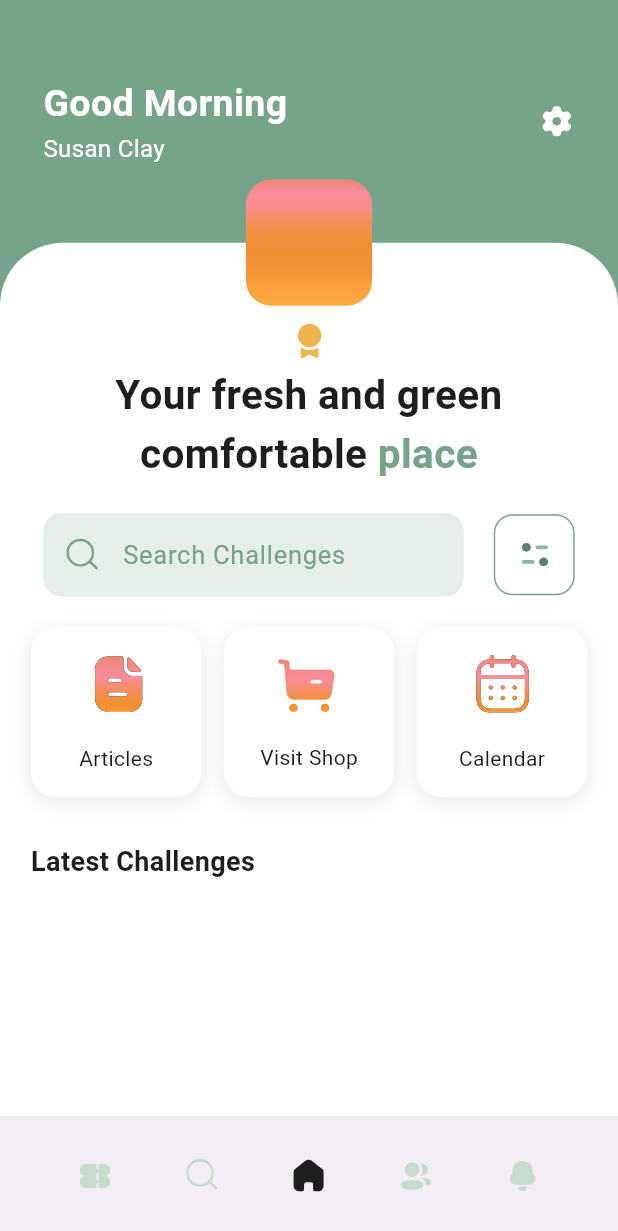
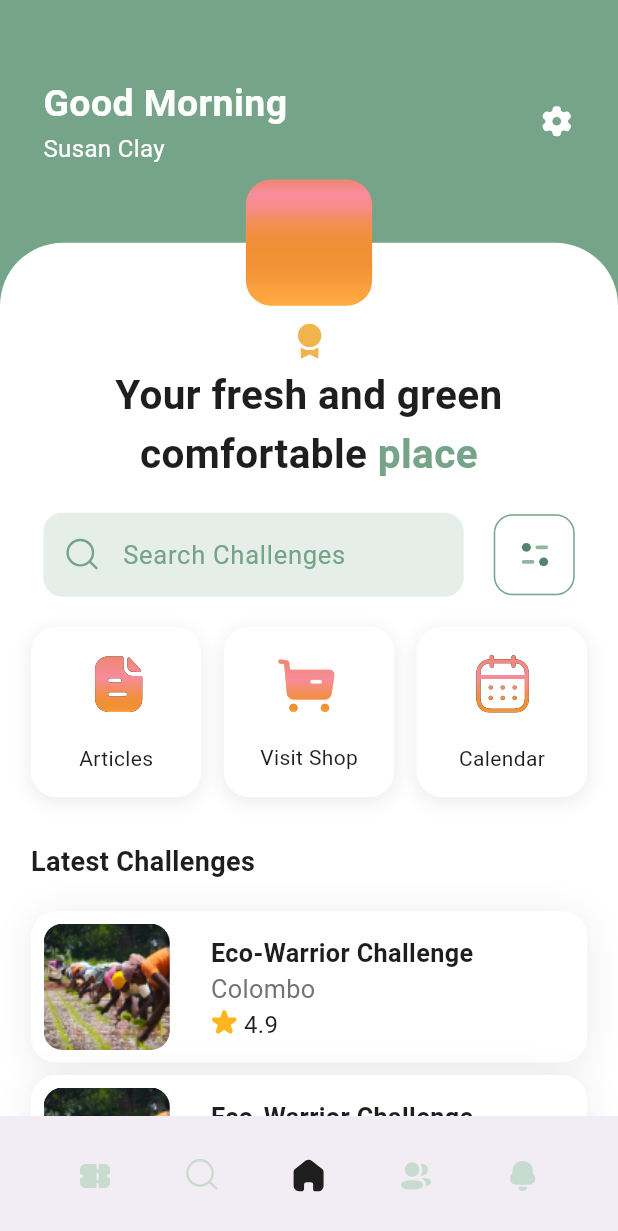
Before and after one commit to vinulays/recychamp, a Flutter app: the screen it shows after launch, on a phone screen of 412 x 824 dp. Shown: the top 1231 px of the screen. Run offline on Flutter 3.47's test engine with Material 3 defaults, Android fonts, the phone set to English and light mode, and no system bars; our stand-ins replace bloc, carousel_slider, dots_indicator, flutter_svg, google_fonts; Roboto replaces fonts that are missing (Almarai).

Commit message:
feat: latest challenges

```diff
--- a/lib/screens/Home/home.dart
+++ b/lib/screens/Home/home.dart
@@ -3,6 +3,7 @@ import "package:flutter_svg/flutter_svg.dart";
 import "package:google_fonts/google_fonts.dart";
 import "package:recychamp/ui/bottom_app_bar.dart";
 import "package:recychamp/ui/home_three_row_button.dart";
+import "package:recychamp/ui/latest_challenges_card.dart";
 
 class Home extends StatefulWidget {
   const Home({super.key});
@@ -116,6 +117,7 @@ class _HomeState extends State<Home> {
                     // * remaining content
                     Container(
                       margin: const EdgeInsets.only(top: 50),
+                      child: SingleChildScrollView(
                         child: Column(
                           children: [
                             SvgPicture.asset(
@@ -179,11 +181,13 @@ class _HomeState extends State<Home> {
                                                 ),
                                               ),
                                               filled: true,
-                                            fillColor: const Color(0xffE6EEEA),
+                                              fillColor:
+                                                  const Color(0xffE6EEEA),
                                               border: OutlineInputBorder(
                                                 borderSide: BorderSide.none,
                                                 borderRadius:
-                                                  BorderRadius.circular(12.62),
+                                                    BorderRadius.circular(
+                                                        12.62),
                                               ),
                                               hintStyle: GoogleFonts.almarai(
                                                 fontSize: 17,
@@ -266,9 +270,20 @@ class _HomeState extends State<Home> {
                                   height: 20,
                                 ),
                                 // * Latest Challenges
+
+                                const Column(
+                                  children: [
+                                    LatestChallengeCard(),
+                                    LatestChallengeCard(),
+                                    LatestChallengeCard(),
+                                    LatestChallengeCard(),
+                                    LatestChallengeCard(),
+                                  ],
+                                ),
                               ],
                             )
                           ],
+                        ),
                       ),
                     ),
                   ],
--- /dev/null
+++ b/lib/ui/latest_challenges_card.dart
@@ -0,0 +1,123 @@
+import 'package:flutter/material.dart';
+import 'package:google_fonts/google_fonts.dart';
+
+class LatestChallengeCard extends StatelessWidget {
+  const LatestChallengeCard({super.key});
+
+  @override
+  Widget build(BuildContext context) {
+    var deviceWidth = MediaQuery.of(context).size.width;
+    return Container(
+      margin: EdgeInsets.only(
+          left: deviceWidth * 0.05,
+          right: deviceWidth * 0.05,
+          bottom: deviceWidth * 0.02),
+      width: double.infinity,
+      height: 100.98,
+      padding: const EdgeInsets.all(8.41),
+      decoration: ShapeDecoration(
+        color: Colors.white,
+        shape: RoundedRectangleBorder(
+          borderRadius: BorderRadius.circular(16.83),
+        ),
+        shadows: const [
+          BoxShadow(
+            color: Color(0x14000000),
+            blurRadius: 20,
+            offset: Offset(0, 3),
+            spreadRadius: 0,
+          )
+        ],
+      ),
+      child: Column(
+        mainAxisAlignment: MainAxisAlignment.center,
+        crossAxisAlignment: CrossAxisAlignment.start,
+        children: [
+          Row(
+            children: [
+              Container(
+                width: 84.15,
+                height: 84.15,
+                decoration: ShapeDecoration(
+                  image: const DecorationImage(
+                    image: AssetImage(
+                        "assets/images/home_latest_challenges_dummy.png"),
+                    fit: BoxFit.fill,
+                  ),
+                  shape: RoundedRectangleBorder(
+                    borderRadius: BorderRadius.circular(12.62),
+                  ),
+                ),
+              ),
+              const SizedBox(
+                width: 27.35,
+              ),
+              Column(
+                mainAxisAlignment: MainAxisAlignment.start,
+                crossAxisAlignment: CrossAxisAlignment.start,
+                children: [
+                  SizedBox(
+                    child: Text(
+                      'Eco-Warrior Challenge',
+                      style: GoogleFonts.almarai(
+                        color: const Color(0xFF1E1E1E),
+                        fontSize: 16.83,
+                        fontWeight: FontWeight.w700,
+                      ),
+                    ),
+                  ),
+                  SizedBox(
+                    child: Text(
+                      'Colombo',
+                      style: GoogleFonts.almarai(
+                        color: const Color(0xFF747474),
+                        fontSize: 16.83,
+                        fontWeight: FontWeight.w400,
+                      ),
+                    ),
+                  ),
+                  Row(
+                    mainAxisAlignment: MainAxisAlignment.center,
+                    crossAxisAlignment: CrossAxisAlignment.center,
+                    children: [
+                      Container(
+                        width: 18,
+                        height: 17,
+                        decoration: const ShapeDecoration(
+                          color: Color(0xFFFFB61D),
+                          shape: StarBorder(
+                            points: 5,
+                            innerRadiusRatio: 0.38,
+                            pointRounding: 0.53,
+                            valleyRounding: 0,
+                            rotation: 0,
+                            squash: 0,
+                          ),
+                        ),
+                      ),
+                      const SizedBox(
+                        width: 4,
+                      ),
+                      SizedBox(
+                        width: 24.19,
+                        height: 21.04,
+                        child: Text(
+                          '4.9',
+                          style: GoogleFonts.almarai(
+                            color: const Color(0xFF1E1E1E),
+                            fontSize: 16,
+                            fontWeight: FontWeight.w400,
+                          ),
+                        ),
+                      )
+                    ],
+                  )
+                ],
+              )
+            ],
+          ),
+        ],
+      ),
+    );
+  }
+}
--- a/pubspec.yaml
+++ b/pubspec.yaml
@@ -76,6 +76,7 @@ flutter:
     - assets/icons/community.svg
     - assets/icons/challenges.svg
     - assets/icons/home.svg
+    - assets/images/home_latest_challenges_dummy.png
 
   # An image asset can refer to one or more resolution-specific "variants", see
   # https://flutter.dev/assets-and-images/#resolution-aware
```
Also changed, not shown: assets/images/home_latest_challenges_dummy.png (added). Lines whose indentation alone changed are shown as unchanged.
